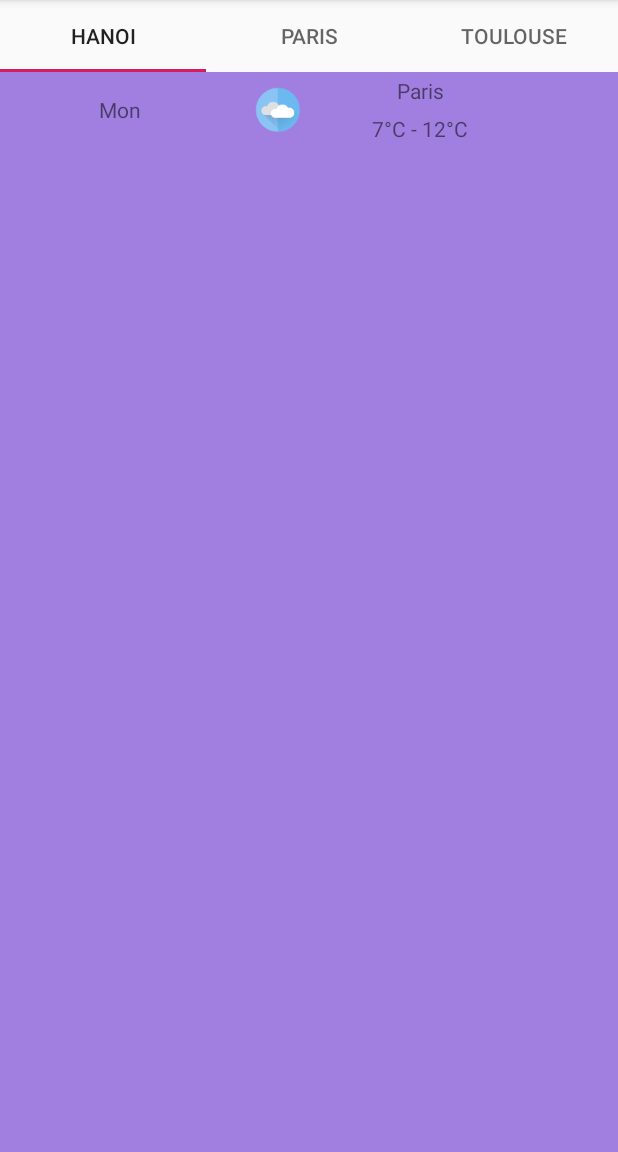
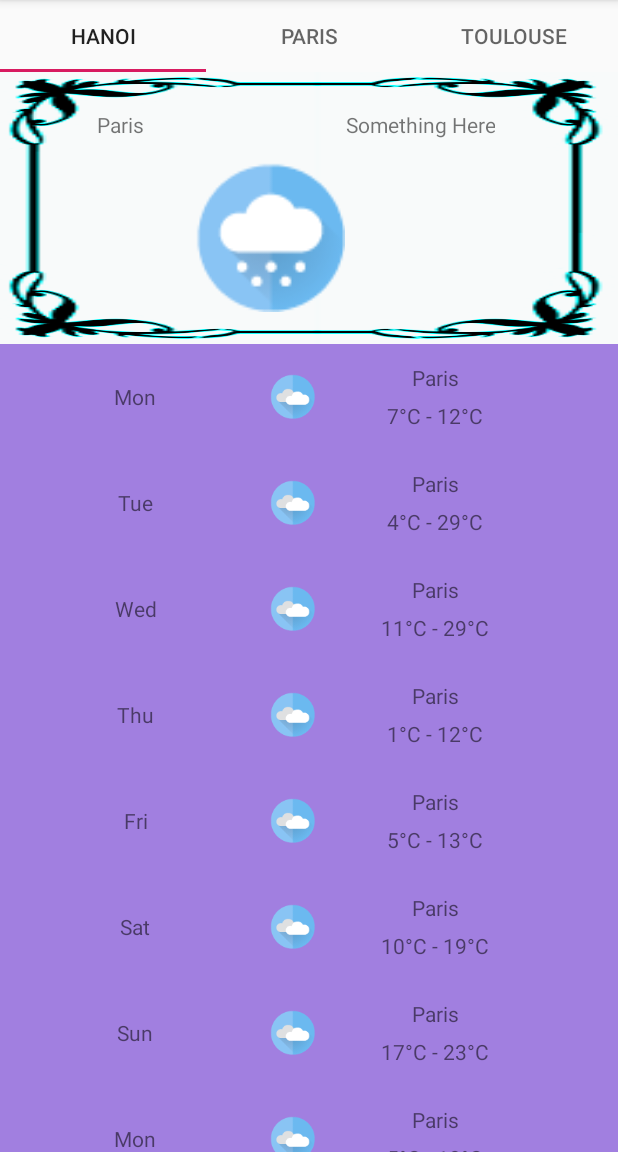
Before and after one commit to huyhandes/androiddev2020, an Android app: the screen it shows after launch (WeatherActivity), on a phone screen of 412 x 824 dp, the part 84-1236 px from its top. Run offline under Robolectric (Android 15) with nearby library versions, the light colour scheme and no system bars.

Commit message:
Labwork 10

```diff
--- a/app/src/main/java/vn/edu/usth/weatheractivity/ForecastFragment.java
+++ b/app/src/main/java/vn/edu/usth/weatheractivity/ForecastFragment.java
@@ -12,6 +12,7 @@
 import android.view.ViewGroup;
 import android.widget.ImageView;
 import android.widget.LinearLayout;
+import android.widget.ScrollView;
 import android.widget.TextView;
 
 import java.util.Random;
--- a/app/src/main/java/vn/edu/usth/weatheractivity/HomeFragmentPagerAdapter.java
+++ b/app/src/main/java/vn/edu/usth/weatheractivity/HomeFragmentPagerAdapter.java
@@ -17,11 +17,12 @@
     @Override
     public Fragment getItem(int page) {
 // returns an instance of Fragment corresponding to the specified page
-        switch (page) {
-            case 0: return new ForecastFragment();
-            case 1: return new WeatherFragment();
+        /*switch (page) {
+            case 0: return new WeatherAndForcastFragment();
+            case 1: return new WeatherAndForcastFragment();
             case 2: return new WeatherAndForcastFragment();
-        }
+        }*/
+        if(page<3)return new WeatherAndForcastFragment();
         return null; // failsafe
     }
     @Override
--- a/app/src/main/java/vn/edu/usth/weatheractivity/WeatherAndForcastFragment.java
+++ b/app/src/main/java/vn/edu/usth/weatheractivity/WeatherAndForcastFragment.java
@@ -14,13 +14,6 @@
  * A simple {@link Fragment} subclass.
  */
 public class WeatherAndForcastFragment extends Fragment {
-
-
-    public WeatherAndForcastFragment() {
-        // Required empty public constructor
-    }
-
-
     @Override
     public View onCreateView(LayoutInflater inflater, ViewGroup container,
                              Bundle savedInstanceState) {
--- a/app/src/main/res/layout/fragment_forecast.xml
+++ b/app/src/main/res/layout/fragment_forecast.xml
@@ -1,11 +1,16 @@
 <?xml version="1.0" encoding="utf-8"?>
-<LinearLayout xmlns:android="http://schemas.android.com/apk/res/android"
+<ScrollView xmlns:android="http://schemas.android.com/apk/res/android"
     xmlns:app="http://schemas.android.com/apk/res-auto"
     xmlns:tools="http://schemas.android.com/tools"
-    android:layout_width="match_parent"
-    android:layout_height="match_parent"
-    android:id="@+id/fragmentForcast"
+
+    android:layout_width="fill_parent"
+    android:layout_height="fill_parent"
     android:orientation="vertical"
-    tools:context=".ForecastFragment">
+    tools:context=".ForecastFragment" >
 
-</LinearLayout>
+    <LinearLayout
+        android:layout_width="match_parent"
+        android:layout_height="wrap_content"
+        android:id="@+id/fragmentForcast"
+        android:orientation="vertical"></LinearLayout>
+</ScrollView>
--- a/app/src/main/res/layout/fragment_weather.xml
+++ b/app/src/main/res/layout/fragment_weather.xml
@@ -4,11 +4,13 @@
     android:layout_width="match_parent"
     android:layout_height="match_parent"
     android:id="@+id/fragmentWeather"
-    android:background="@color/colorBackground"
+    android:padding="10dp"
+    android:background="@drawable/frame"
     tools:context=".WeatherFragment">
 
     <TextView
         android:id="@+id/textView"
+        android:layout_marginLeft="20dp"
         android:layout_width="100dp"
         android:layout_height="50dp"
         android:gravity="center"
--- a/app/src/main/res/layout/weather_row.xml
+++ b/app/src/main/res/layout/weather_row.xml
@@ -2,6 +2,7 @@
 <RelativeLayout xmlns:android="http://schemas.android.com/apk/res/android"
     android:layout_width="match_parent"
     android:layout_height="match_parent"
+    android:padding="10dp"
     android:background="@color/colorBackground">
     <TextView
         android:id="@+id/day"
```
Also changed, not shown: app/src/main/res/drawable-hdpi/frame.9.png (added).
